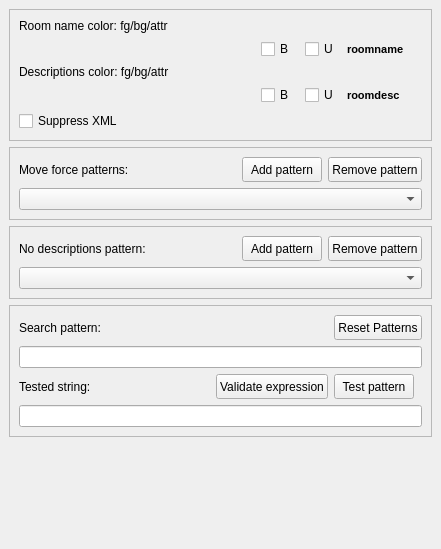
Old version of the form src/preferences/parserpage.ui in the repository MUME/MMapper.
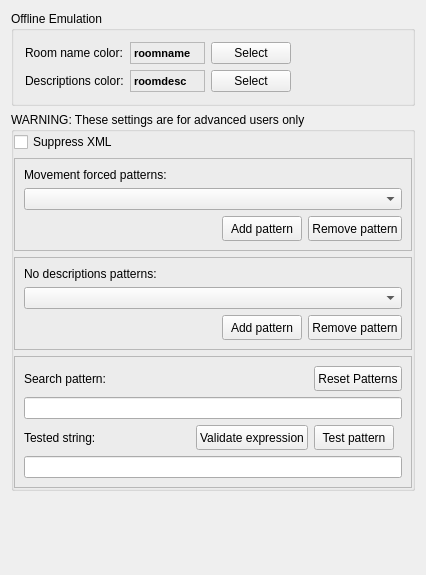
New version of the form. Custom widgets are drawn as their Qt base class.

Commit message: Extract ansi color selection logic into a dialog

Patch:
```diff
--- a/src/preferences/parserpage.ui
+++ b/src/preferences/parserpage.ui
@@ -6,8 +6,8 @@
    <rect>
     <x>0</x>
     <y>0</y>
-    <width>441</width>
-    <height>549</height>
+    <width>426</width>
+    <height>575</height>
    </rect>
   </property>
   <property name="sizePolicy">
@@ -25,147 +25,79 @@
   <property name="windowTitle">
    <string>Form1</string>
   </property>
-  <layout class="QVBoxLayout">
-   <property name="spacing">
-    <number>6</number>
-   </property>
-   <property name="leftMargin">
-    <number>9</number>
-   </property>
-   <property name="topMargin">
-    <number>9</number>
-   </property>
-   <property name="rightMargin">
-    <number>9</number>
-   </property>
-   <property name="bottomMargin">
-    <number>9</number>
-   </property>
+  <layout class="QVBoxLayout" name="_2">
    <item>
-    <widget class="QFrame" name="frame_4">
+    <widget class="QGroupBox" name="groupBox">
+     <property name="title">
+      <string>Offline Emulation</string>
+     </property>
+     <layout class="QGridLayout" name="gridLayout_2">
+      <item row="0" column="3">
+       <spacer name="horizontalSpacer">
+        <property name="orientation">
+         <enum>Qt::Horizontal</enum>
+        </property>
+        <property name="sizeHint" stdset="0">
+         <size>
+          <width>40</width>
+          <height>20</height>
+         </size>
+        </property>
+       </spacer>
+      </item>
+      <item row="0" column="1">
+       <widget class="QLabel" name="roomNameColorLabel">
+        <property name="minimumSize">
+         <size>
+          <width>75</width>
+          <height>0</height>
+         </size>
+        </property>
+        <property name="font">
+         <font>
+          <family>MS Shell Dlg</family>
+          <pointsize>8</pointsize>
+          <weight>75</weight>
+          <italic>false</italic>
+          <bold>true</bold>
+          <underline>false</underline>
+          <strikeout>false</strikeout>
+         </font>
+        </property>
      <property name="frameShape">
       <enum>QFrame::StyledPanel</enum>
      </property>
      <property name="frameShadow">
-      <enum>QFrame::Sunken</enum>
-     </property>
-     <layout class="QGridLayout">
-      <property name="leftMargin">
-       <number>9</number>
-      </property>
-      <property name="topMargin">
-       <number>9</number>
-      </property>
-      <property name="rightMargin">
-       <number>9</number>
-      </property>
-      <property name="bottomMargin">
-       <number>9</number>
-      </property>
-      <property name="spacing">
-       <number>6</number>
-      </property>
-      <item row="3" column="1">
-       <widget class="AnsiCombo" name="roomDescAnsiColorBG" native="true">
-        <property name="focusPolicy">
-         <enum>Qt::TabFocus</enum>
-        </property>
+         <enum>QFrame::Raised</enum>
+        </property>
+        <property name="text">
+         <string>roomname</string>
+        </property>
        </widget>
       </item>
-      <item row="1" column="1">
-       <widget class="AnsiCombo" name="roomNameAnsiColorBG" native="true">
-        <property name="focusPolicy">
-         <enum>Qt::TabFocus</enum>
-        </property>
-       </widget>
-      </item>
-      <item row="1" column="3">
-       <widget class="QCheckBox" name="roomNameAnsiUnderline">
-        <property name="maximumSize">
-         <size>
-          <width>38</width>
-          <height>16777215</height>
-         </size>
-        </property>
+      <item row="0" column="2">
+       <widget class="QPushButton" name="roomNameColorPushButton">
         <property name="text">
-         <string>U</string>
+         <string>Select</string>
         </property>
        </widget>
       </item>
-      <item row="1" column="2">
-       <widget class="QCheckBox" name="roomNameAnsiBold">
-        <property name="maximumSize">
-         <size>
-          <width>38</width>
-          <height>16777215</height>
-         </size>
-        </property>
+      <item row="0" column="0">
+       <widget class="QLabel" name="label">
         <property name="text">
-         <string>B</string>
+         <string>Room name color:</string>
         </property>
        </widget>
       </item>
       <item row="1" column="0">
-       <widget class="AnsiCombo" name="roomNameAnsiColor" native="true">
-        <property name="focusPolicy">
-         <enum>Qt::TabFocus</enum>
-        </property>
-       </widget>
-      </item>
-      <item row="3" column="2">
-       <widget class="QCheckBox" name="roomDescAnsiBold">
-        <property name="maximumSize">
-         <size>
-          <width>38</width>
-          <height>16777215</height>
-         </size>
-        </property>
+       <widget class="QLabel" name="label_2">
         <property name="text">
-         <string>B</string>
+         <string>Descriptions color:</string>
         </property>
        </widget>
       </item>
-      <item row="3" column="3">
-       <widget class="QCheckBox" name="roomDescAnsiUnderline">
-        <property name="maximumSize">
-         <size>
-          <width>38</width>
-          <height>16777215</height>
-         </size>
-        </property>
-        <property name="text">
-         <string>U</string>
-        </property>
-       </widget>
-      </item>
-      <item row="2" column="0" colspan="3">
-       <widget class="QLabel" name="textLabel1_7">
-        <property name="minimumSize">
-         <size>
-          <width>280</width>
-          <height>0</height>
-         </size>
-        </property>
-        <property name="text">
-         <string>Descriptions color: fg/bg/attr</string>
-        </property>
-       </widget>
-      </item>
-      <item row="2" column="3" colspan="2">
+      <item row="1" column="1">
        <widget class="QLabel" name="roomDescColorLabel">
-        <property name="text">
-         <string/>
-        </property>
-       </widget>
-      </item>
-      <item row="3" column="4">
-       <widget class="QLabel" name="labelRoomDesc">
-        <property name="sizePolicy">
-         <sizepolicy hsizetype="Maximum" vsizetype="Preferred">
-          <horstretch>0</horstretch>
-          <verstretch>0</verstretch>
-         </sizepolicy>
-        </property>
         <property name="minimumSize">
          <size>
           <width>75</width>
@@ -183,78 +115,52 @@
           <strikeout>false</strikeout>
          </font>
         </property>
+        <property name="frameShape">
+         <enum>QFrame::StyledPanel</enum>
+        </property>
+        <property name="frameShadow">
+         <enum>QFrame::Raised</enum>
+        </property>
         <property name="text">
          <string>roomdesc</string>
         </property>
        </widget>
       </item>
-      <item row="3" column="0">
-       <widget class="AnsiCombo" name="roomDescAnsiColor" native="true">
-        <property name="focusPolicy">
-         <enum>Qt::TabFocus</enum>
+      <item row="1" column="2">
+       <widget class="QPushButton" name="roomDescColorPushButton">
+        <property name="text">
+         <string>Select</string>
         </property>
        </widget>
       </item>
-      <item row="1" column="4">
-       <widget class="QLabel" name="labelRoomColor">
-        <property name="sizePolicy">
-         <sizepolicy hsizetype="Maximum" vsizetype="Preferred">
-          <horstretch>0</horstretch>
-          <verstretch>0</verstretch>
-         </sizepolicy>
-        </property>
-        <property name="minimumSize">
-         <size>
-          <width>75</width>
-          <height>0</height>
-         </size>
-        </property>
-        <property name="font">
-         <font>
-          <family>MS Shell Dlg</family>
-          <pointsize>8</pointsize>
-          <weight>75</weight>
-          <italic>false</italic>
-          <bold>true</bold>
-          <underline>false</underline>
-          <strikeout>false</strikeout>
-         </font>
-        </property>
-        <property name="text">
-         <string>roomname</string>
-        </property>
-       </widget>
-      </item>
-      <item row="0" column="0" colspan="3">
-       <widget class="QLabel" name="textLabel1_3">
-        <property name="minimumSize">
-         <size>
-          <width>280</width>
-          <height>0</height>
-         </size>
-        </property>
-        <property name="text">
-         <string>Room name color: fg/bg/attr</string>
-        </property>
-       </widget>
-      </item>
-      <item row="0" column="3" colspan="2">
-       <widget class="QLabel" name="roomNameColorLabel">
-        <property name="text">
-         <string/>
-        </property>
-       </widget>
-      </item>
-      <item row="4" column="0">
+     </layout>
+    </widget>
+   </item>
+   <item>
+    <widget class="QGroupBox" name="groupBox_2">
+     <property name="title">
+      <string>WARNING: These settings are for advanced users only</string>
+     </property>
+     <layout class="QVBoxLayout" name="verticalLayout">
+      <property name="leftMargin">
+       <number>0</number>
+      </property>
+      <property name="topMargin">
+       <number>0</number>
+      </property>
+      <property name="rightMargin">
+       <number>0</number>
+      </property>
+      <property name="bottomMargin">
+       <number>0</number>
+      </property>
+      <item>
        <widget class="QCheckBox" name="suppressXmlTagsCheckBox">
         <property name="text">
          <string>Suppress XML</string>
         </property>
        </widget>
       </item>
-     </layout>
-    </widget>
-   </item>
    <item>
     <widget class="QFrame" name="frame_3">
      <property name="frameShape">
@@ -279,52 +185,7 @@
       <property name="spacing">
        <number>6</number>
       </property>
-      <item row="0" column="0">
-       <widget class="QLabel" name="textLabel1_4">
-        <property name="text">
-         <string>Move force patterns:</string>
-        </property>
-       </widget>
-      </item>
-      <item row="0" column="1">
-       <widget class="QPushButton" name="addForcePattern">
-        <property name="sizePolicy">
-         <sizepolicy hsizetype="Fixed" vsizetype="Fixed">
-          <horstretch>0</horstretch>
-          <verstretch>0</verstretch>
-         </sizepolicy>
-        </property>
-        <property name="minimumSize">
-         <size>
-          <width>0</width>
-          <height>25</height>
-         </size>
-        </property>
-        <property name="text">
-         <string>Add pattern</string>
-        </property>
-       </widget>
-      </item>
-      <item row="0" column="2">
-       <widget class="QPushButton" name="removeForcePattern">
-        <property name="sizePolicy">
-         <sizepolicy hsizetype="Fixed" vsizetype="Fixed">
-          <horstretch>0</horstretch>
-          <verstretch>0</verstretch>
-         </sizepolicy>
-        </property>
-        <property name="minimumSize">
-         <size>
-          <width>0</width>
-          <height>25</height>
-         </size>
-        </property>
-        <property name="text">
-         <string>Remove pattern</string>
-        </property>
-       </widget>
-      </item>
-      <item row="1" column="0" colspan="3">
+         <item row="2" column="0" colspan="3">
        <widget class="QComboBox" name="forcePatternsList">
         <property name="sizePolicy">
          <sizepolicy hsizetype="Expanding" vsizetype="Fixed">
@@ -343,6 +204,51 @@
         </property>
        </widget>
       </item>
+         <item row="3" column="2">
+          <widget class="QPushButton" name="removeForcePattern">
+           <property name="sizePolicy">
+            <sizepolicy hsizetype="Fixed" vsizetype="Fixed">
+             <horstretch>0</horstretch>
+             <verstretch>0</verstretch>
+            </sizepolicy>
+           </property>
+           <property name="minimumSize">
+            <size>
+             <width>0</width>
+             <height>25</height>
+            </size>
+           </property>
+           <property name="text">
+            <string>Remove pattern</string>
+           </property>
+          </widget>
+         </item>
+         <item row="3" column="1">
+          <widget class="QPushButton" name="addForcePattern">
+           <property name="sizePolicy">
+            <sizepolicy hsizetype="Fixed" vsizetype="Fixed">
+             <horstretch>0</horstretch>
+             <verstretch>0</verstretch>
+            </sizepolicy>
+           </property>
+           <property name="minimumSize">
+            <size>
+             <width>0</width>
+             <height>25</height>
+            </size>
+           </property>
+           <property name="text">
+            <string>Add pattern</string>
+           </property>
+          </widget>
+         </item>
+         <item row="1" column="0" colspan="2">
+          <widget class="QLabel" name="textLabel1_4">
+           <property name="text">
+            <string>Movement forced patterns:</string>
+           </property>
+          </widget>
+         </item>
      </layout>
     </widget>
    </item>
@@ -389,26 +295,7 @@
         </property>
        </widget>
       </item>
-      <item row="0" column="1">
-       <widget class="QPushButton" name="addEndDescPattern">
-        <property name="sizePolicy">
-         <sizepolicy hsizetype="Fixed" vsizetype="Fixed">
-          <horstretch>0</horstretch>
-          <verstretch>0</verstretch>
-         </sizepolicy>
-        </property>
-        <property name="minimumSize">
-         <size>
-          <width>0</width>
-          <height>25</height>
-         </size>
-        </property>
-        <property name="text">
-         <string>Add pattern</string>
-        </property>
-       </widget>
-      </item>
-      <item row="0" column="2">
+         <item row="2" column="2">
        <widget class="QPushButton" name="removeEndDescPattern">
         <property name="sizePolicy">
          <sizepolicy hsizetype="Fixed" vsizetype="Fixed">
@@ -427,13 +314,32 @@
         </property>
        </widget>
       </item>
-      <item row="0" column="0">
+         <item row="2" column="1">
+          <widget class="QPushButton" name="addEndDescPattern">
+           <property name="sizePolicy">
+            <sizepolicy hsizetype="Fixed" vsizetype="Fixed">
+             <horstretch>0</horstretch>
+             <verstretch>0</verstretch>
+            </sizepolicy>
+           </property>
+           <property name="minimumSize">
+            <size>
+             <width>0</width>
+             <height>25</height>
+            </size>
+           </property>
+           <property name="text">
+            <string>Add pattern</string>
+           </property>
+          </widget>
+         </item>
+         <item row="0" column="0" colspan="2">
        <widget class="QLabel" name="textLabel1_6">
         <property name="frameShadow">
          <enum>QFrame::Raised</enum>
         </property>
         <property name="text">
-         <string>No descriptions pattern:</string>
+            <string>No descriptions patterns:</string>
         </property>
        </widget>
       </item>
@@ -558,6 +464,9 @@
      </layout>
     </widget>
    </item>
+     </layout>
+    </widget>
+   </item>
    <item>
     <spacer>
      <property name="orientation">
@@ -575,14 +484,6 @@
  </widget>
  <layoutdefault spacing="6" margin="11"/>
  <pixmapfunction>qPixmapFromMimeSource</pixmapfunction>
- <customwidgets>
-  <customwidget>
-   <class>AnsiCombo</class>
-   <extends>QWidget</extends>
-   <header>preferences/ansicombo.h</header>
-   <container>1</container>
-  </customwidget>
- </customwidgets>
  <tabstops>
   <tabstop>roomNameAnsiColor</tabstop>
   <tabstop>roomNameAnsiColorBG</tabstop>
```
Left out of the diff: 15 changed lines with no effect on the pictures. Lines whose indentation alone changed are shown as unchanged. The commit also changes 8 other files.
